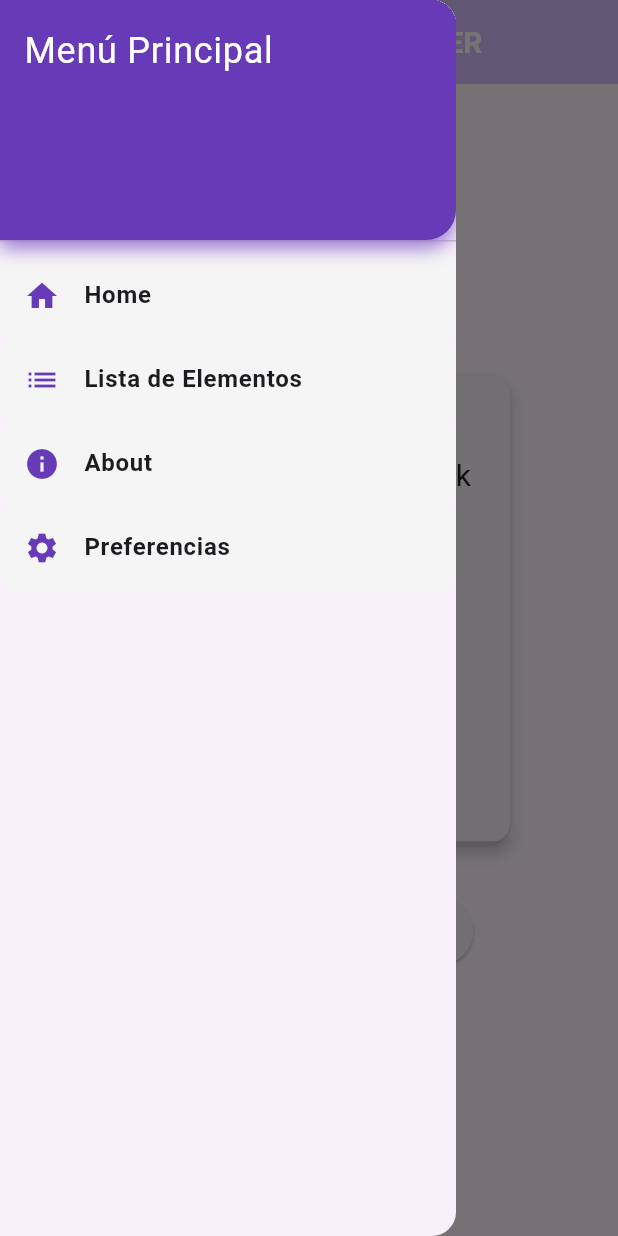
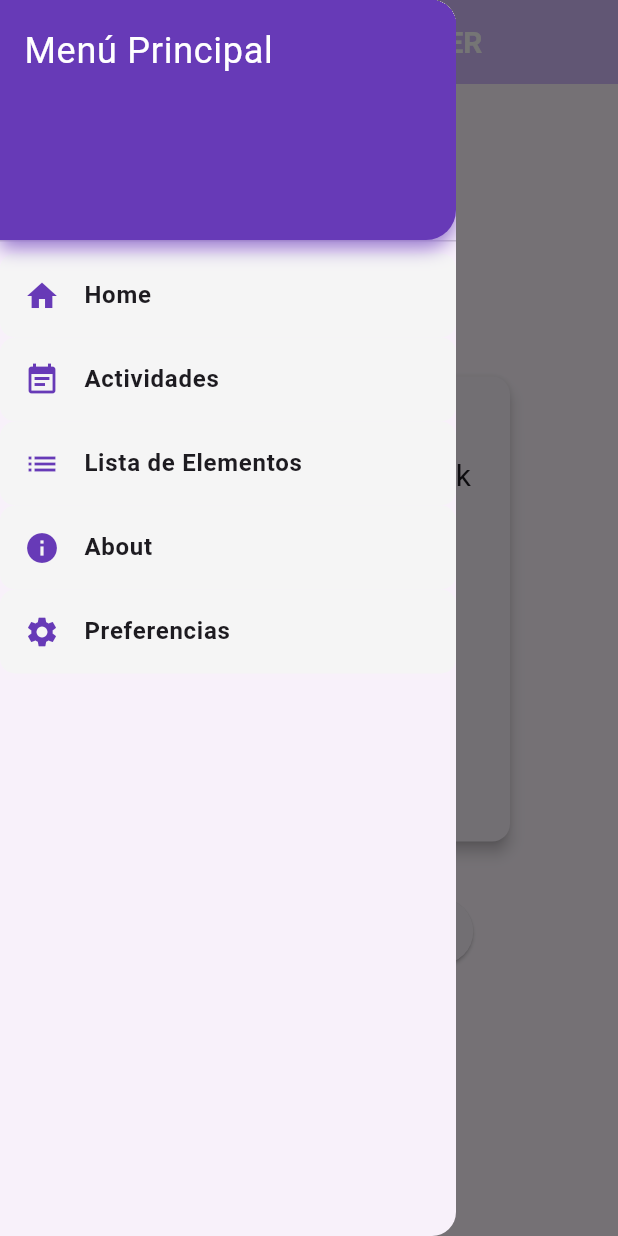
Before and after one commit to XxFabiX/3479A321_2022479033, a Flutter app: the screen it shows after launch, with the side drawer open, on a phone screen of 412 x 824 dp. Run offline on Flutter 3.47's test engine with Material 3 defaults, Android fonts, the phone set to English and light mode, and no system bars; our stand-ins replace flutter_svg, google_fonts, logger, shared_preferences, sqflite; accounts and stored records are empty.

```diff
--- a/lib/pages/home_page.dart
+++ b/lib/pages/home_page.dart
@@ -7,6 +7,7 @@ import '../provider/app_data.dart';
 import 'list_content.dart';
 import 'about_page.dart';
 import 'preferences_page.dart';
+import 'actividad_page.dart';
 
 class MyHomePage extends StatefulWidget {
   const MyHomePage({super.key, required this.title});
@@ -210,6 +211,21 @@ class _MyHomePageState extends State<MyHomePage> {
               );
             },
           ),
+                  ListTile(
+          leading: const Icon(Icons.event_note, color: Colors.deepPurple),
+          title: const Text('Actividades', style: TextStyle(fontWeight: FontWeight.bold)),
+          tileColor: Colors.grey[100],
+          shape: RoundedRectangleBorder(
+            borderRadius: BorderRadius.circular(10),
+          ),
+          onTap: () {
+            Navigator.pop(context); // Cierra el Drawer
+            Navigator.push(
+              context,
+              MaterialPageRoute(builder: (context) => const ActividadPage()),
+            );
+          },
+        ),
           ListTile(
             leading: const Icon(Icons.list, color: Colors.deepPurple),
             title: const Text('Lista de Elementos', style: TextStyle(fontWeight: FontWeight.bold)),
```
Also changed, not shown: web_entrypoint.dart (added).
